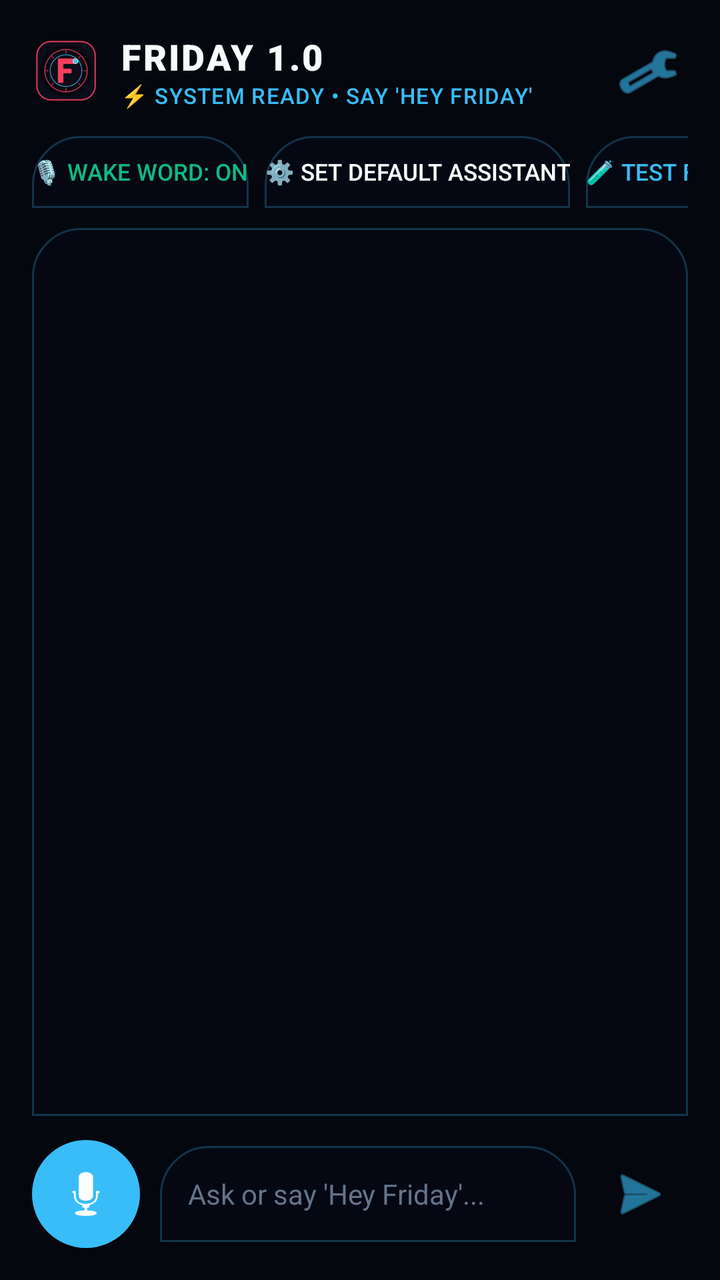
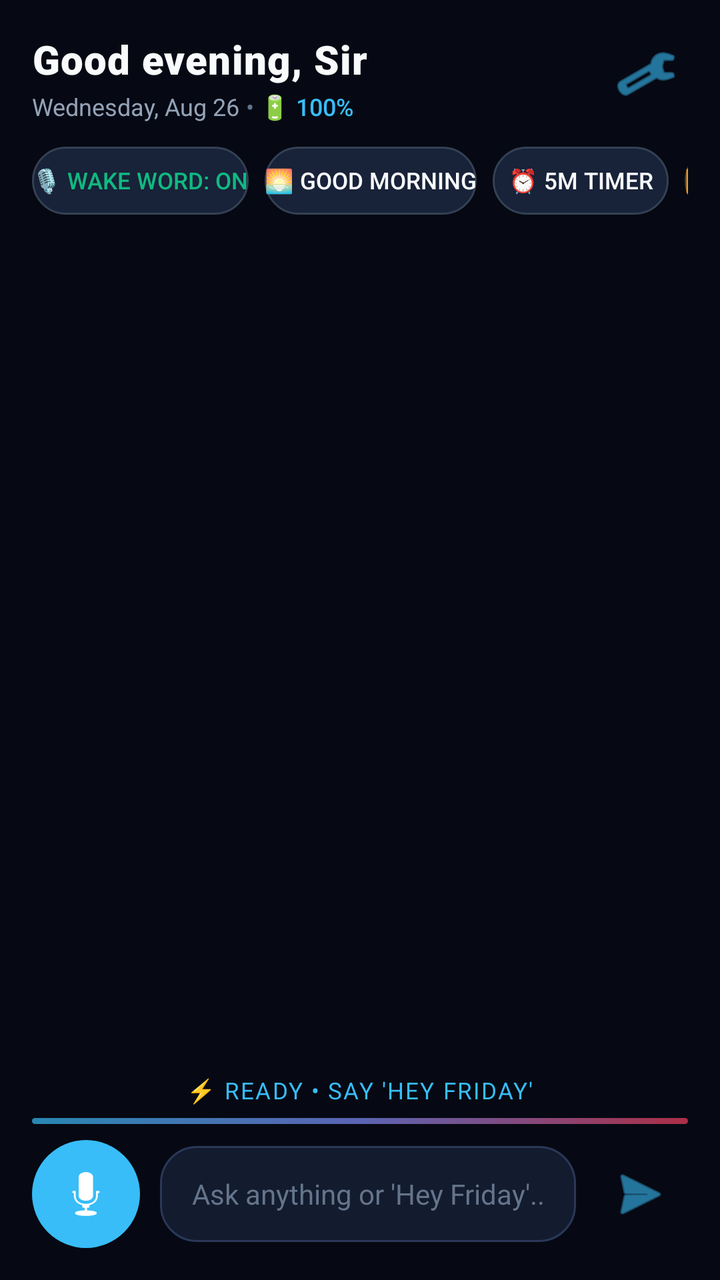

Screens rendered from an Android XML layout before and after an edit, with the pre-edit source and the edit as a unified diff.
<!-- AndroidManifest.xml: application theme android:Theme.DeviceDefault.NoActionBar -->
<!-- res/layout/activity_main.xml -->
<?xml version="1.0" encoding="utf-8"?>
<LinearLayout xmlns:android="http://schemas.android.com/apk/res/android"
    android:layout_width="match_parent"
    android:layout_height="match_parent"
    android:orientation="vertical"
    android:background="#05070E"
    android:padding="16dp">

    
    <RelativeLayout
        android:layout_width="match_parent"
        android:layout_height="wrap_content"
        android:layout_marginBottom="12dp">

        <LinearLayout
            android:layout_width="wrap_content"
            android:layout_height="wrap_content"
            android:orientation="horizontal"
            android:gravity="center_vertical"
            android:layout_alignParentStart="true">

            <ImageView
                android:layout_width="34dp"
                android:layout_height="34dp"
                android:src="@mipmap/ic_launcher"
                android:layout_marginEnd="10dp" />

            <LinearLayout
                android:layout_width="wrap_content"
                android:layout_height="wrap_content"
                android:orientation="vertical">

                <TextView
                    android:layout_width="wrap_content"
                    android:layout_height="wrap_content"
                    android:text="FRIDAY 1.0"
                    android:textColor="#f8fafc"
                    android:textSize="18sp"
                    android:fontFamily="sans-serif-black"
                    android:letterSpacing="0.06" />

                <TextView
                    android:id="@+id/tvStatus"
                    android:layout_width="wrap_content"
                    android:layout_height="wrap_content"
                    android:text="⚡ SYSTEM READY • SAY 'HEY FRIDAY'"
                    android:textColor="#38bdf8"
                    android:textSize="11sp"
                    android:fontFamily="sans-serif-medium"
                    android:letterSpacing="0.04" />
            </LinearLayout>
        </LinearLayout>

        <ImageButton
            android:id="@+id/btnSettings"
            android:layout_width="40dp"
            android:layout_height="40dp"
            android:background="?android:attr/selectableItemBackgroundBorderless"
            android:src="@android:drawable/ic_menu_preferences"
            android:tint="#38bdf8"
            android:layout_alignParentEnd="true"
            android:contentDescription="Settings" />
    </RelativeLayout>

    
    <HorizontalScrollView
        android:layout_width="match_parent"
        android:layout_height="wrap_content"
        android:scrollbars="none"
        android:layout_marginBottom="10dp">

        <LinearLayout
            android:layout_width="wrap_content"
            android:layout_height="wrap_content"
            android:orientation="horizontal">

            <Button
                android:id="@+id/chipWakeWordToggle"
                android:layout_width="wrap_content"
                android:layout_height="36dp"
                android:text="🎙️ Wake Word: ON"
                android:textColor="#10b981"
                android:background="@drawable/bg_assistant_sheet"
                android:textSize="11.5sp"
                android:layout_marginEnd="8dp" />

            <Button
                android:id="@+id/chipSetDefault"
                android:layout_width="wrap_content"
                android:layout_height="36dp"
                android:text="⚙️ Set Default Assistant"
                android:textColor="#ffffff"
                android:background="@drawable/bg_assistant_sheet"
                android:textSize="11.5sp"
                android:layout_marginEnd="8dp" />

            <Button
                android:id="@+id/chipTestOverlay"
                android:layout_width="wrap_content"
                android:layout_height="36dp"
                android:text="🧪 Test Floating HUD"
                android:textColor="#38bdf8"
                android:background="@drawable/bg_assistant_sheet"
                android:textSize="11.5sp"
                android:layout_marginEnd="8dp" />

            <Button
                android:id="@+id/chipFlashlight"
                android:layout_width="wrap_content"
                android:layout_height="36dp"
                android:text="🔦 Flashlight"
                android:textColor="#cbd5e1"
                android:background="@drawable/bg_assistant_sheet"
                android:textSize="11.5sp"
                android:layout_marginEnd="8dp" />

            <Button
                android:id="@+id/chipTimer"
                android:layout_width="wrap_content"
                android:layout_height="36dp"
                android:text="⏰ 10m Timer"
                android:textColor="#cbd5e1"
                android:background="@drawable/bg_assistant_sheet"
                android:textSize="11.5sp"
                android:layout_marginEnd="8dp" />

            <Button
                android:id="@+id/chipReminders"
                android:layout_width="wrap_content"
                android:layout_height="36dp"
                android:text="📝 My Reminders"
                android:textColor="#cbd5e1"
                android:background="@drawable/bg_assistant_sheet"
                android:textSize="11.5sp"
                android:layout_marginEnd="8dp" />

            <Button
                android:id="@+id/chipBattery"
                android:layout_width="wrap_content"
                android:layout_height="36dp"
                android:text="🔋 Battery Status"
                android:textColor="#cbd5e1"
                android:background="@drawable/bg_assistant_sheet"
                android:textSize="11.5sp" />
        </LinearLayout>
    </HorizontalScrollView>

    
    <ScrollView
        android:id="@+id/chatScrollView"
        android:layout_width="match_parent"
        android:layout_height="0dp"
        android:layout_weight="1"
        android:background="@drawable/bg_assistant_sheet"
        android:padding="14dp"
        android:layout_marginBottom="12dp">

        <LinearLayout
            android:id="@+id/chatContainer"
            android:layout_width="match_parent"
            android:layout_height="wrap_content"
            android:orientation="vertical" />
    </ScrollView>

    
    <LinearLayout
        android:layout_width="match_parent"
        android:layout_height="wrap_content"
        android:orientation="horizontal"
        android:gravity="center_vertical">

        
        <FrameLayout
            android:layout_width="54dp"
            android:layout_height="54dp"
            android:layout_marginEnd="10dp">

            <View
                android:id="@+id/orbGlow"
                android:layout_width="54dp"
                android:layout_height="54dp"
                android:background="@drawable/shape_glowing_dot" />

            <ImageButton
                android:id="@+id/btnVoice"
                android:layout_width="44dp"
                android:layout_height="44dp"
                android:layout_gravity="center"
                android:background="?android:attr/selectableItemBackgroundBorderless"
                android:src="@android:drawable/ic_btn_speak_now"
                android:tint="#ffffff"
                android:contentDescription="Voice" />
        </FrameLayout>

        
        <EditText
            android:id="@+id/etInput"
            android:layout_width="0dp"
            android:layout_height="48dp"
            android:layout_weight="1"
            android:background="@drawable/bg_assistant_sheet"
            android:hint="Ask or say 'Hey Friday'..."
            android:textColorHint="#64748b"
            android:textColor="#f8fafc"
            android:paddingStart="14dp"
            android:paddingEnd="14dp"
            android:textSize="14sp"
            android:singleLine="true" />

        
        <ImageButton
            android:id="@+id/btnSend"
            android:layout_width="48dp"
            android:layout_height="48dp"
            android:background="?android:attr/selectableItemBackgroundBorderless"
            android:src="@android:drawable/ic_menu_send"
            android:tint="#38bdf8"
            android:layout_marginStart="8dp"
            android:contentDescription="Send" />
    </LinearLayout>

</LinearLayout>
<!-- resources referenced by this layout -->
<resources>
  <!-- drawable bg_assistant_sheet (drawable) -->
  <?xml version="1.0" encoding="utf-8"?>
  <shape xmlns:android="http://schemas.android.com/apk/res/android"
      android:shape="rectangle">
      <solid android:color="#F2060913" />
      <corners
          android:topLeftRadius="24dp"
          android:topRightRadius="24dp" />
      <stroke
          android:width="1dp"
          android:color="#4038bdf8" />
  </shape>
  <!-- drawable shape_glowing_dot (drawable) -->
  <?xml version="1.0" encoding="utf-8"?>
  <shape xmlns:android="http://schemas.android.com/apk/res/android"
      android:shape="oval">
      <solid android:color="#38bdf8" />
      <size
          android:width="10dp"
          android:height="10dp" />
  </shape>
  <!-- mipmap ic_launcher: png bitmap (mipmap-hdpi, 9898 bytes) -->
</resources>

<!-- the commit's change to res/layout/activity_main.xml (unified diff, before → after) -->
@@ -3,7 +3,7 @@
     android:layout_width="match_parent"
     android:layout_height="match_parent"
     android:orientation="vertical"
-    android:background="#05070E"
+    android:background="#060913"
     android:padding="16dp">
 
     
@@ -15,46 +15,56 @@
         <LinearLayout
             android:layout_width="wrap_content"
             android:layout_height="wrap_content"
-            android:orientation="horizontal"
-            android:gravity="center_vertical"
+            android:orientation="vertical"
             android:layout_alignParentStart="true">
 
-            <ImageView
-                android:layout_width="34dp"
-                android:layout_height="34dp"
-                android:src="@mipmap/ic_launcher"
-                android:layout_marginEnd="10dp" />
+            <TextView
+                android:id="@+id/tvPersonalizedGreeting"
+                android:layout_width="wrap_content"
+                android:layout_height="wrap_content"
+                android:text="Good evening, Sir"
+                android:textColor="#f8fafc"
+                android:textSize="20sp"
+                android:fontFamily="sans-serif-black"
+                android:letterSpacing="0.02" />
 
             <LinearLayout
                 android:layout_width="wrap_content"
                 android:layout_height="wrap_content"
-                android:orientation="vertical">
+                android:orientation="horizontal"
+                android:gravity="center_vertical"
+                android:layout_marginTop="2dp">
+
+                <TextView
+                    android:id="@+id/tvGlanceDate"
+                    android:layout_width="wrap_content"
+                    android:layout_height="wrap_content"
+                    android:text="Wednesday, Aug 26"
+                    android:textColor="#94a3b8"
+                    android:textSize="12sp" />
 
                 <TextView
                     android:layout_width="wrap_content"
                     android:layout_height="wrap_content"
-                    android:text="FRIDAY 1.0"
-                    android:textColor="#f8fafc"
-                    android:textSize="18sp"
-                    android:fontFamily="sans-serif-black"
-                    android:letterSpacing="0.06" />
+                    android:text=" • "
+                    android:textColor="#64748b"
+                    android:textSize="12sp" />
 
                 <TextView
-                    android:id="@+id/tvStatus"
+                    android:id="@+id/tvGlanceBattery"
                     android:layout_width="wrap_content"
                     android:layout_height="wrap_content"
-                    android:text="⚡ SYSTEM READY • SAY 'HEY FRIDAY'"
+                    android:text="🔋 100%"
                     android:textColor="#38bdf8"
-                    android:textSize="11sp"
-                    android:fontFamily="sans-serif-medium"
-                    android:letterSpacing="0.04" />
+                    android:textSize="12sp"
+                    android:fontFamily="sans-serif-medium" />
             </LinearLayout>
         </LinearLayout>
 
         <ImageButton
             android:id="@+id/btnSettings"
-            android:layout_width="40dp"
-            android:layout_height="40dp"
+            android:layout_width="42dp"
+            android:layout_height="42dp"
             android:background="?android:attr/selectableItemBackgroundBorderless"
             android:src="@android:drawable/ic_menu_preferences"
             android:tint="#38bdf8"
@@ -67,7 +77,7 @@
         android:layout_width="match_parent"
         android:layout_height="wrap_content"
         android:scrollbars="none"
-        android:layout_marginBottom="10dp">
+        android:layout_marginBottom="12dp">
 
         <LinearLayout
             android:layout_width="wrap_content"
@@ -77,70 +87,70 @@
             <Button
                 android:id="@+id/chipWakeWordToggle"
                 android:layout_width="wrap_content"
-                android:layout_height="36dp"
+                android:layout_height="34dp"
                 android:text="🎙️ Wake Word: ON"
                 android:textColor="#10b981"
-                android:background="@drawable/bg_assistant_sheet"
-                android:textSize="11.5sp"
-                android:layout_marginEnd="8dp" />
-
-            <Button
-                android:id="@+id/chipSetDefault"
-                android:layout_width="wrap_content"
-                android:layout_height="36dp"
-                android:text="⚙️ Set Default Assistant"
-                android:textColor="#ffffff"
-                android:background="@drawable/bg_assistant_sheet"
-                android:textSize="11.5sp"
-                android:layout_marginEnd="8dp" />
-
-            <Button
-                android:id="@+id/chipTestOverlay"
-                android:layout_width="wrap_content"
-                android:layout_height="36dp"
-                android:text="🧪 Test Floating HUD"
-                android:textColor="#38bdf8"
-                android:background="@drawable/bg_assistant_sheet"
+                android:background="@drawable/bg_chip_pill"
+                android:textSize="11.5sp"
+                android:layout_marginEnd="8dp" />
+
+            <Button
+                android:id="@+id/chipGoodMorning"
+                android:layout_width="wrap_content"
+                android:layout_height="34dp"
+                android:text="🌅 Good Morning"
+                android:textColor="#f8fafc"
+                android:background="@drawable/bg_chip_pill"
+                android:textSize="11.5sp"
+                android:layout_marginEnd="8dp" />
+
+            <Button
+                android:id="@+id/chipTimer"
+                android:layout_width="wrap_content"
+                android:layout_height="34dp"
+                android:text="⏰ 5m Timer"
+                android:textColor="#f8fafc"
+                android:background="@drawable/bg_chip_pill"
+                android:textSize="11.5sp"
+                android:layout_marginEnd="8dp" />
+
+            <Button
+                android:id="@+id/chipYouTube"
+                android:layout_width="wrap_content"
+                android:layout_height="34dp"
+                android:text="▶️ Open YouTube"
+                android:textColor="#f8fafc"
+                android:background="@drawable/bg_chip_pill"
                 android:textSize="11.5sp"
                 android:layout_marginEnd="8dp" />
 
             <Button
                 android:id="@+id/chipFlashlight"
                 android:layout_width="wrap_content"
-                android:layout_height="36dp"
+                android:layout_height="34dp"
                 android:text="🔦 Flashlight"
-                android:textColor="#cbd5e1"
-                android:background="@drawable/bg_assistant_sheet"
-                android:textSize="11.5sp"
-                android:layout_marginEnd="8dp" />
-
-            <Button
-                android:id="@+id/chipTimer"
-                android:layout_width="wrap_content"
-                android:layout_height="36dp"
-                android:text="⏰ 10m Timer"
-                android:textColor="#cbd5e1"
-                android:background="@drawable/bg_assistant_sheet"
+                android:textColor="#f8fafc"
+                android:background="@drawable/bg_chip_pill"
+                android:textSize="11.5sp"
+                android:layout_marginEnd="8dp" />
+
+            <Button
+                android:id="@+id/chipFlipCoin"
+                android:layout_width="wrap_content"
+                android:layout_height="34dp"
+                android:text="🪙 Flip a Coin"
+                android:textColor="#f8fafc"
+                android:background="@drawable/bg_chip_pill"
                 android:textSize="11.5sp"
                 android:layout_marginEnd="8dp" />
 
             <Button
                 android:id="@+id/chipReminders"
                 android:layout_width="wrap_content"
-                android:layout_height="36dp"
+                android:layout_height="34dp"
                 android:text="📝 My Reminders"
-                android:textColor="#cbd5e1"
-                android:background="@drawable/bg_assistant_sheet"
-                android:textSize="11.5sp"
-                android:layout_marginEnd="8dp" />
-
-            <Button
-                android:id="@+id/chipBattery"
-                android:layout_width="wrap_content"
-                android:layout_height="36dp"
-                android:text="🔋 Battery Status"
-                android:textColor="#cbd5e1"
-                android:background="@drawable/bg_assistant_sheet"
+                android:textColor="#f8fafc"
+                android:background="@drawable/bg_chip_pill"
                 android:textSize="11.5sp" />
         </LinearLayout>
     </HorizontalScrollView>
@@ -151,9 +161,8 @@
         android:layout_width="match_parent"
         android:layout_height="0dp"
         android:layout_weight="1"
-        android:background="@drawable/bg_assistant_sheet"
-        android:padding="14dp"
-        android:layout_marginBottom="12dp">
+        android:scrollbars="none"
+        android:layout_marginBottom="10dp">
 
         <LinearLayout
             android:id="@+id/chatContainer"
@@ -161,6 +170,34 @@
             android:layout_height="wrap_content"
             android:orientation="vertical" />
     </ScrollView>
+
+    
+    <LinearLayout
+        android:layout_width="match_parent"
+        android:layout_height="wrap_content"
+        android:orientation="vertical"
+        android:gravity="center"
+        android:layout_marginBottom="8dp">
+
+        <TextView
+            android:id="@+id/tvStatus"
+            android:layout_width="wrap_content"
+            android:layout_height="wrap_content"
+            android:text="⚡ READY • SAY 'HEY FRIDAY'"
+            android:textColor="#38bdf8"
+            android:textSize="11.5sp"
+            android:fontFamily="sans-serif-bold"
+            android:letterSpacing="0.06"
+            android:layout_marginBottom="6dp" />
+
+        
+        <View
+            android:id="@+id/lightBar"
+            android:layout_width="match_parent"
+            android:layout_height="3dp"
+            android:background="@drawable/bg_gradient_lightbar"
+            android:alpha="0.7" />
+    </LinearLayout>
 
     
     <LinearLayout
@@ -198,12 +235,12 @@
             android:layout_width="0dp"
             android:layout_height="48dp"
             android:layout_weight="1"
-            android:background="@drawable/bg_assistant_sheet"
-            android:hint="Ask or say 'Hey Friday'..."
+            android:background="@drawable/bg_ambient_card"
+            android:hint="Ask anything or 'Hey Friday'..."
             android:textColorHint="#64748b"
             android:textColor="#f8fafc"
-            android:paddingStart="14dp"
-            android:paddingEnd="14dp"
+            android:paddingStart="16dp"
+            android:paddingEnd="16dp"
             android:textSize="14sp"
             android:singleLine="true" />
 
<!-- resource entries referenced after the edit -->
@@ -1,16 +1,36 @@
 <!-- resources referenced by this layout -->
 <resources>
-  <!-- drawable bg_assistant_sheet (drawable) -->
+  <!-- drawable bg_ambient_card (drawable) -->
   <?xml version="1.0" encoding="utf-8"?>
   <shape xmlns:android="http://schemas.android.com/apk/res/android"
       android:shape="rectangle">
-      <solid android:color="#F2060913" />
-      <corners
-          android:topLeftRadius="24dp"
-          android:topRightRadius="24dp" />
+      <solid android:color="#131B2E" />
+      <corners android:radius="18dp" />
       <stroke
           android:width="1dp"
-          android:color="#4038bdf8" />
+          android:color="#2A3859" />
+  </shape>
+  <!-- drawable bg_chip_pill (drawable) -->
+  <?xml version="1.0" encoding="utf-8"?>
+  <shape xmlns:android="http://schemas.android.com/apk/res/android"
+      android:shape="rectangle">
+      <solid android:color="#182238" />
+      <corners android:radius="24dp" />
+      <stroke
+          android:width="1dp"
+          android:color="#334155" />
+  </shape>
+  <!-- drawable bg_gradient_lightbar (drawable) -->
+  <?xml version="1.0" encoding="utf-8"?>
+  <shape xmlns:android="http://schemas.android.com/apk/res/android"
+      android:shape="rectangle">
+      <gradient
+          android:type="linear"
+          android:angle="0"
+          android:startColor="#38BDF8"
+          android:centerColor="#818CF8"
+          android:endColor="#F43F5E" />
+      <corners android:radius="4dp" />
   </shape>
   <!-- drawable shape_glowing_dot (drawable) -->
   <?xml version="1.0" encoding="utf-8"?>
@@ -21,6 +41,5 @@
           android:width="10dp"
           android:height="10dp" />
   </shape>
-  <!-- mipmap ic_launcher: png bitmap (mipmap-hdpi, 9898 bytes) -->
 </resources>
 
